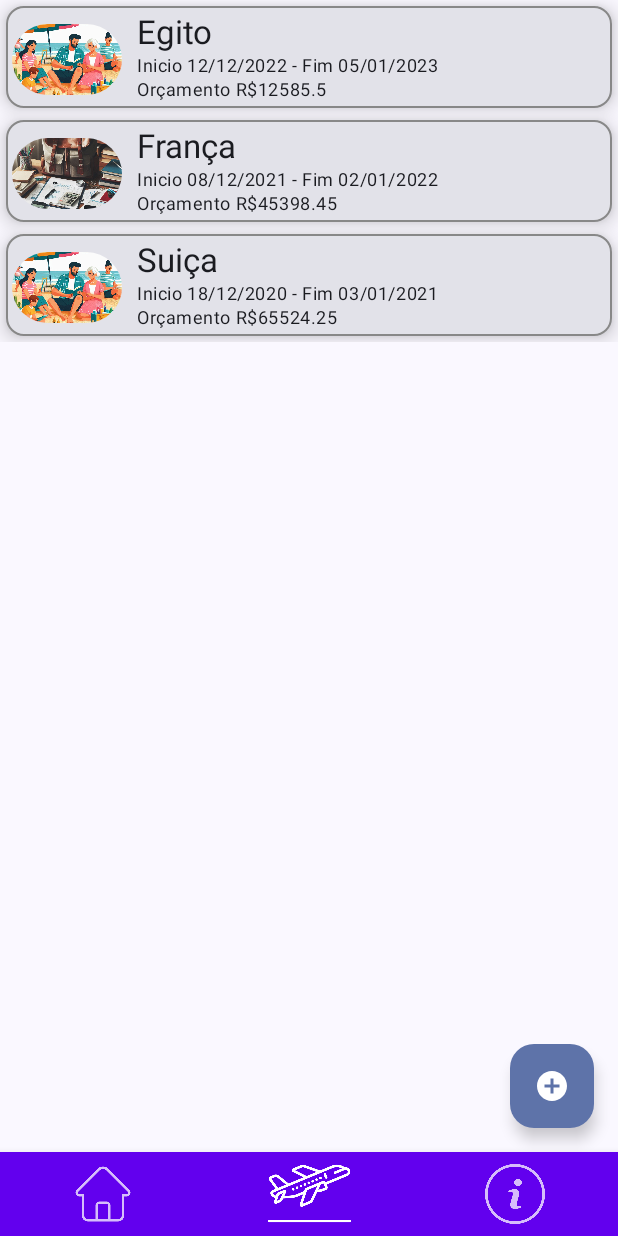
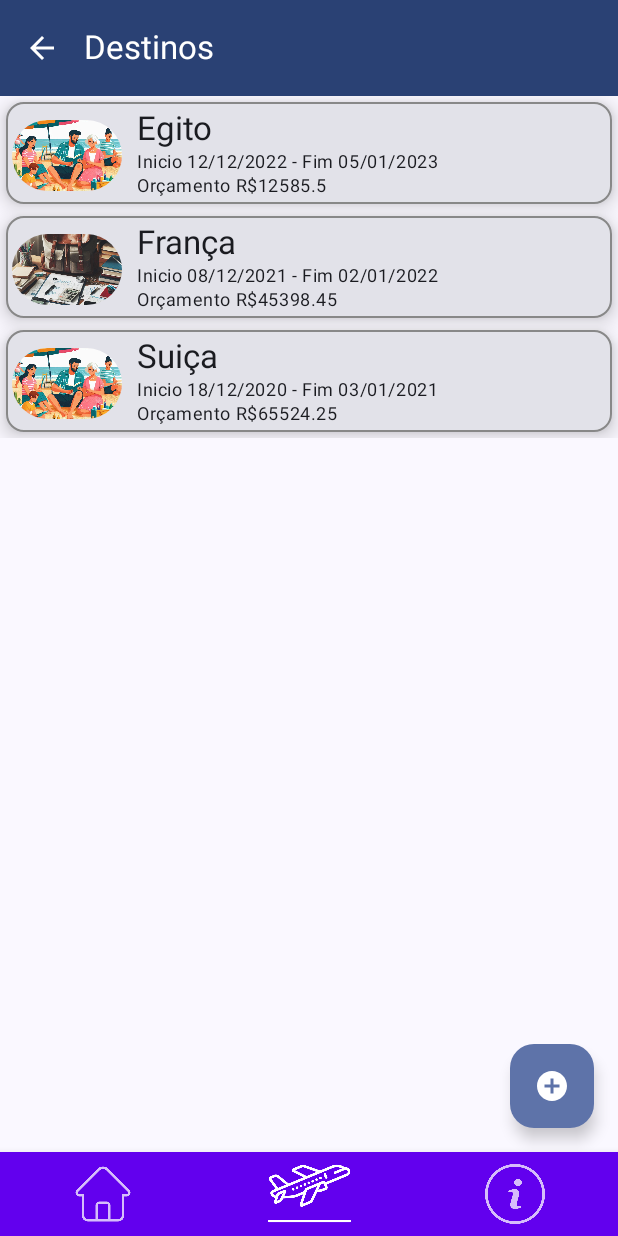
Before and after one commit to ArthurKJun/AppLoginBoaViagem, an Android app built with Jetpack Compose: the Menu screen opened through its navigation route, item 2 of the bottom bar chosen, on a phone screen of 412 x 824 dp. Run offline under Robolectric (Android 15) with nearby library versions, the phone set to English and light mode, and no system bars.

Commit message:
colocado top app bar nas outras telas, e alterado o top com parametro

```diff
--- a/app/src/main/java/com/senac/boasviagens/components/TopBarComponent.kt
+++ b/app/src/main/java/com/senac/boasviagens/components/TopBarComponent.kt
@@ -13,7 +13,7 @@ import androidx.compose.runtime.Composable
 
 @OptIn(ExperimentalMaterial3Api::class)
 @Composable
-fun MyTopBar(){
+fun MyTopBar(p:String){
     TopAppBar(
 
         navigationIcon = {
@@ -25,7 +25,7 @@ fun MyTopBar(){
             }
         },
         title = {
-            Text(text = "Nova Viagem")
+            Text(text = p)
         },
         colors = TopAppBarDefaults.topAppBarColors(
             containerColor = MaterialTheme.colorScheme.primary,
--- a/app/src/main/java/com/senac/boasviagens/screens/Destinos.kt
+++ b/app/src/main/java/com/senac/boasviagens/screens/Destinos.kt
@@ -35,6 +35,7 @@ import androidx.navigation.compose.NavHost
 import androidx.navigation.compose.composable
 import androidx.navigation.compose.rememberNavController
 import com.senac.boasviagens.R
+import com.senac.boasviagens.components.MyTopBar
 import com.senac.boasviagens.models.Destino
 
 fun dest(){
@@ -43,6 +44,7 @@ fun dest(){
 
 @Composable
 fun Destinos() {
+
 
     val list = listOf(
         Destino(1, "Egito", "12/12/2022", "05/01/2023", 12585.50, "lazer"),
@@ -70,6 +72,10 @@ fun Destinos() {
                     contentDescription = ""
                 )
             }
+        },
+
+        topBar = {
+            MyTopBar(p = "Destinos")
         }
     ) {
         Column(
--- a/app/src/main/java/com/senac/boasviagens/screens/Menu.kt
+++ b/app/src/main/java/com/senac/boasviagens/screens/Menu.kt
@@ -7,6 +7,7 @@ import androidx.compose.foundation.layout.size
 import androidx.compose.material.BottomNavigation
 import androidx.compose.material.BottomNavigationItem
 import androidx.compose.material.Icon
+import androidx.compose.material.TopAppBar
 import androidx.compose.material.icons.Icons
 import androidx.compose.material.icons.filled.Home
 import androidx.compose.material.icons.filled.Settings
@@ -24,6 +25,7 @@ import androidx.navigation.compose.composable
 import androidx.navigation.compose.currentBackStackEntryAsState
 import androidx.navigation.compose.rememberNavController
 import com.senac.boasviagens.R
+import com.senac.boasviagens.components.MyTopBar
 
 private fun isSelected(currentDestination: NavDestination?, route:String): Boolean {
     return currentDestination?.hierarchy?.any {it.route == route} == true
@@ -31,16 +33,21 @@ private fun isSelected(currentDestination: NavDestination?, route:String): Boole
 
 @Composable
 fun Home() {
-    Column (
 
+    Scaffold (
+        topBar = {
+            MyTopBar("Home")
+        }
+    ){
+        Column (
+            modifier = Modifier
+                .fillMaxSize()
+                .padding(it)
 
-        modifier = Modifier
-            .fillMaxSize()
-
-    ){
-        Text(text = "home")
+        ){
+            Text(text = "home")
+        }
     }
-
 }
 
 @Composable
@@ -69,8 +76,8 @@ Scaffold (
             )
 
             BottomNavigationItem(
-                selected = isSelected(currentDestination, "viagem"),
-                onClick = { navController.navigate("viagem") },
+                selected = isSelected(currentDestination, "destinos"),
+                onClick = { navController.navigate("destinos") },
                 icon = {
                     Icon(
                         painter = painterResource(id = R.drawable.descolar),
@@ -109,7 +116,7 @@ Scaffold (
             composable("home") {
                 Home()
             }
-            composable("viagem"){
+            composable("destinos"){
                 Destinos()
             }
 
--- a/app/src/main/java/com/senac/boasviagens/screens/Viagens.kt
+++ b/app/src/main/java/com/senac/boasviagens/screens/Viagens.kt
@@ -36,7 +36,7 @@ import java.util.TimeZone
 fun Viagens(onBack: ()->Unit) {
     Scaffold(
         topBar = {
-            MyTopBar()
+            MyTopBar("Nova Viagem")
         }
     ) {
 
```
